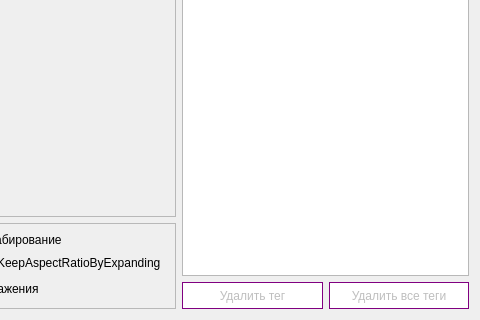
Before: the Qt Designer form ui_files/main_window.ui in Atalaxian/exif_python, drawn with Qt 5; both pictures show x 479 to 959 and y 335 to 655 of the 959 by 655 pixel window.
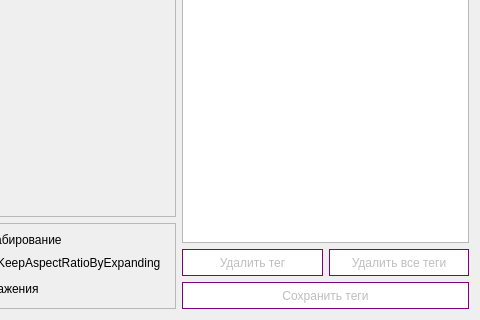
After: the same form once the commit is applied.

Commit message: Добавлена возможность сохранять теги в формате JSON, словарь соответствий вынесен в отдельный файл

Diff of the .ui file:
```diff
--- a/ui_files/main_window.ui
+++ b/ui_files/main_window.ui
@@ -284,6 +284,19 @@
          </item>
         </layout>
        </item>
+       <item>
+        <widget class="QPushButton" name="pushButton_save_tags_ui">
+         <property name="enabled">
+          <bool>false</bool>
+         </property>
+         <property name="cursor">
+          <cursorShape>PointingHandCursor</cursorShape>
+         </property>
+         <property name="text">
+          <string>Сохранить теги</string>
+         </property>
+        </widget>
+       </item>
       </layout>
      </item>
     </layout>
```
The commit also changes 5 other files.
